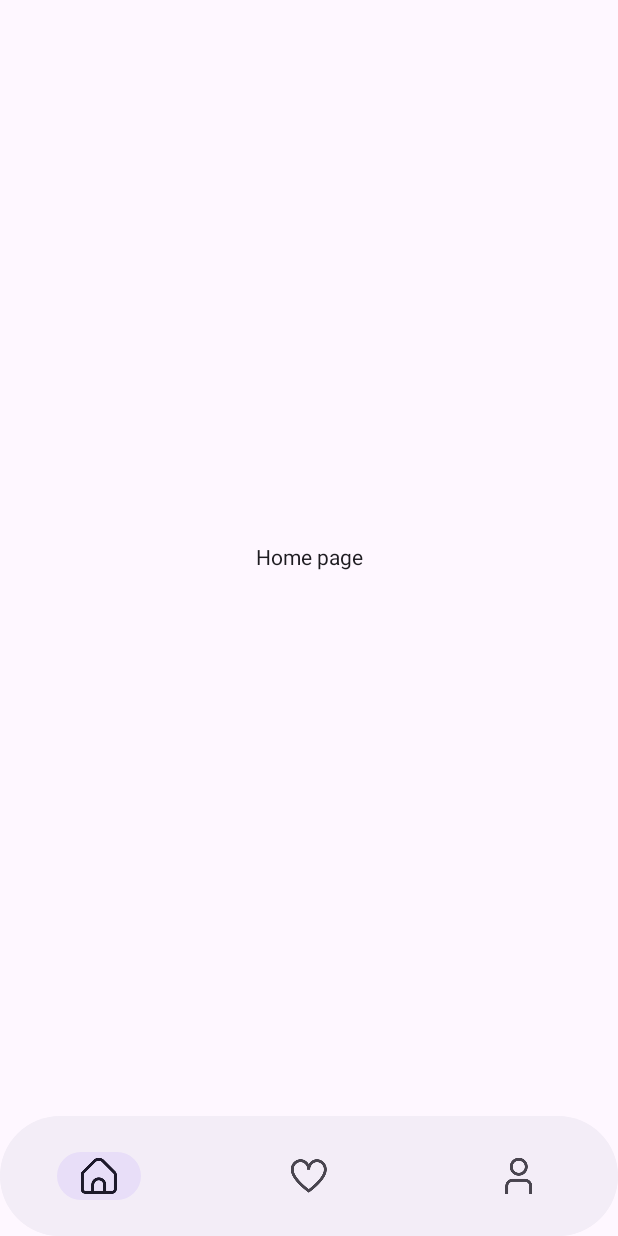
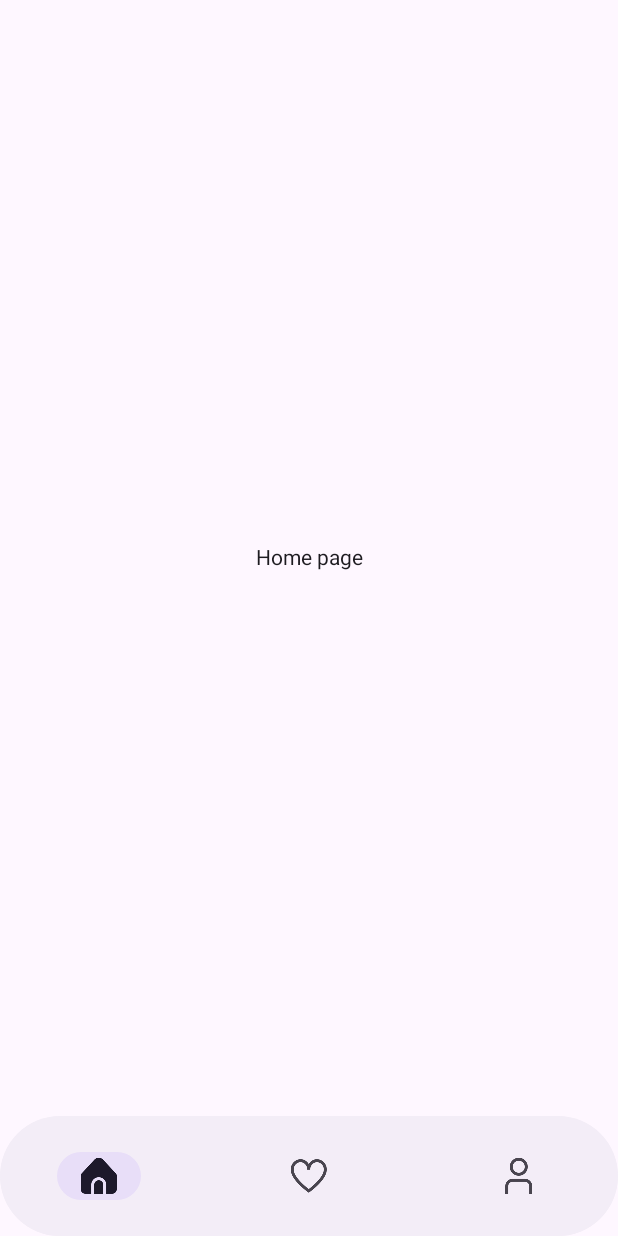
Before and after one commit to nmq2812/Stravel, an Android app built with Jetpack Compose: the screen it shows after launch (MainActivity), on a phone screen of 412 x 824 dp. Run offline under Robolectric (Android 15) with nearby library versions, the phone set to English and light mode, and no system bars.

Commit message:
new nav update

```diff
--- a/app/src/main/java/com/example/stravel/components/AppNavigation.kt
+++ b/app/src/main/java/com/example/stravel/components/AppNavigation.kt
@@ -50,11 +50,12 @@ fun AppNavigation() {
             ) {
                 val navBackStackEntry by navController.currentBackStackEntryAsState()
                 val currentDestination = navBackStackEntry?.destination
-                val condition =
+
 
                 listOfNavItems.forEach {NavItem ->
+                    val condition = currentDestination?.hierarchy?.any {it.route == NavItem.route} == true
                     NavigationBarItem(
-                        selected = currentDestination?.hierarchy?.any {it.route == NavItem.route} == true,
+                        selected = condition,
                         onClick = {
                                   navController.navigate(NavItem.route) {
                                       popUpTo(navController.graph.findStartDestination().id) {
@@ -64,7 +65,13 @@ fun AppNavigation() {
                                       restoreState = true
                                   }
                         },
-                        icon = { Icon(painter = painterResource(id = NavItem.iconNotSelected), contentDescription = null)}
+                        icon = {
+                            if (condition) {
+                                Icon(painter = painterResource(id = NavItem.iconSelected), contentDescription = null)
+                            } else {
+                                Icon(painter = painterResource(id = NavItem.iconNotSelected), contentDescription = null)
+                            }
+                        }
                     )
                 }
             }
```
